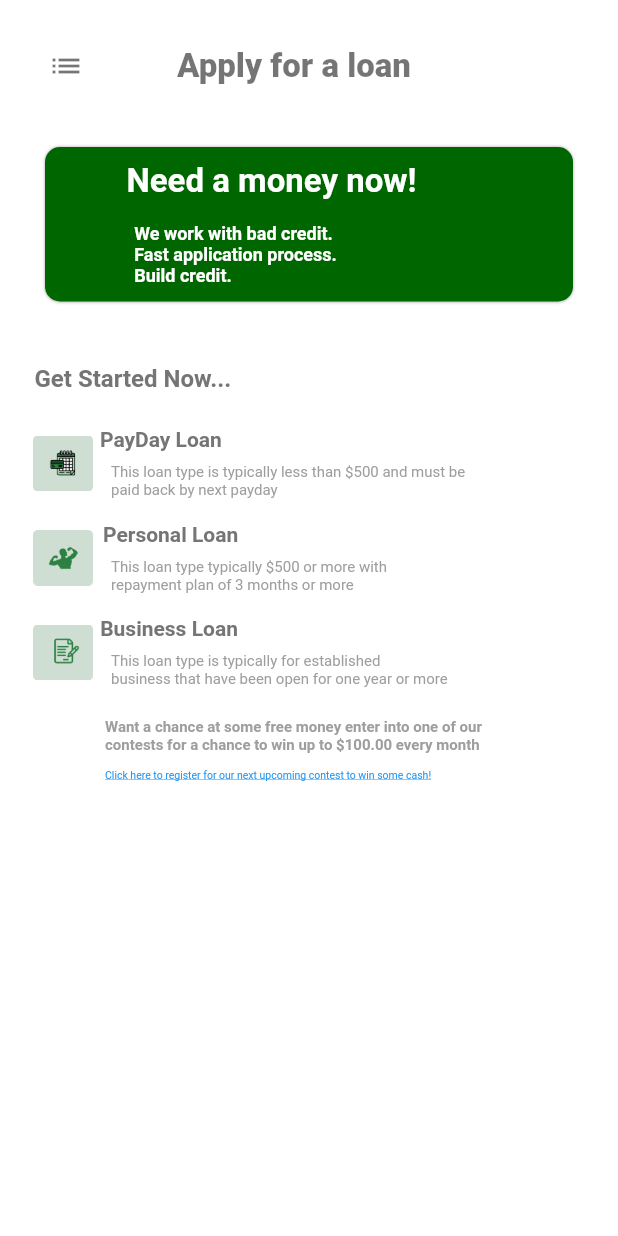
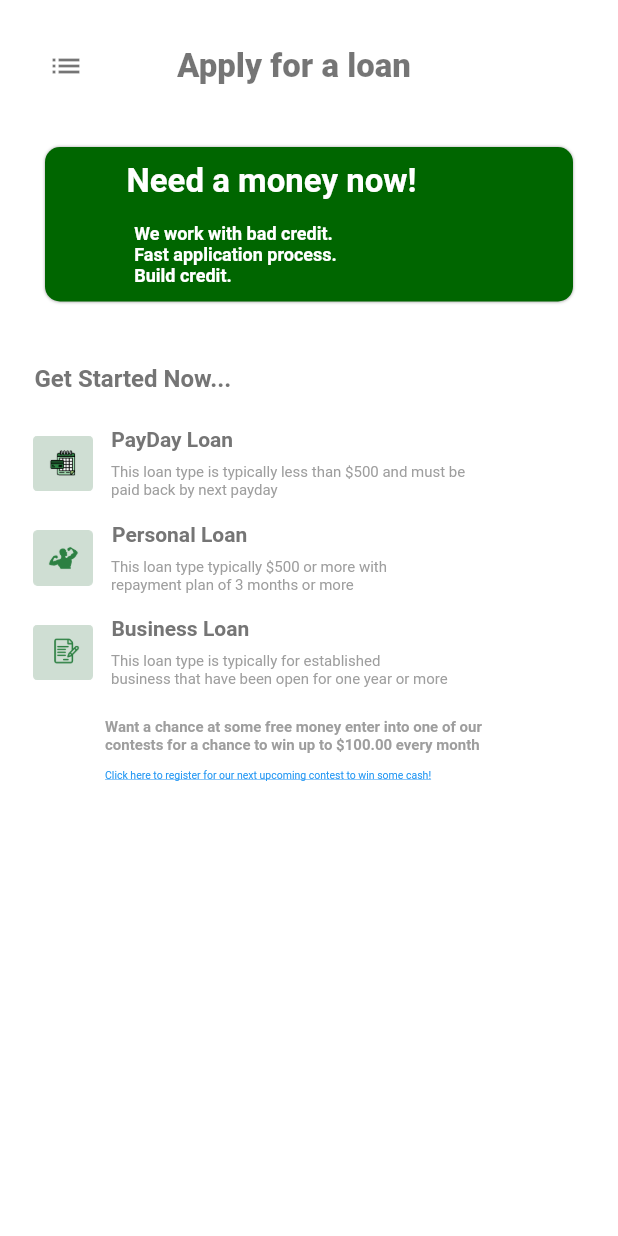
Before and after one commit to ali-shahKust/Sameed_loanApp, a Flutter app: the screen it shows after launch, on a phone screen of 412 x 824 dp. Run offline on Flutter 3.47's test engine with Material 2 defaults, Android fonts, the phone set to English and light mode, and no system bars.

Commit message:
release Apk created

```diff
--- a/lib/applyloanpage.dart
+++ b/lib/applyloanpage.dart
@@ -144,7 +144,7 @@ class _ApplyLoanState extends State<ApplyLoan> {
                             Column(
                               children: <Widget>[
                                 Padding(
-                                  padding: const EdgeInsets.only(right:160.0),
+                                  padding: const EdgeInsets.only(right:145.0),
                                   child: Text(
                                     'PayDay Loan',
                                     style: TextStyle(fontWeight: FontWeight.bold,
@@ -187,7 +187,7 @@ class _ApplyLoanState extends State<ApplyLoan> {
                             Column(
                               children: <Widget>[
                                 Padding(
-                                  padding: const EdgeInsets.only(right:95.0),
+                                  padding: const EdgeInsets.only(right:83.0),
                                   child: Text(
                                     'Personal Loan',
                                     style: TextStyle(fontWeight: FontWeight.bold,
@@ -231,7 +231,7 @@ class _ApplyLoanState extends State<ApplyLoan> {
                             Column(
                               children: <Widget>[
                                 Padding(
-                                  padding: const EdgeInsets.only(right:135.0),
+                                  padding: const EdgeInsets.only(right:120.0),
                                   child: Text(
                                     'Business Loan',
                                     style: TextStyle(fontWeight: FontWeight.bold,
```
Also changed, not shown: 2 other files.
